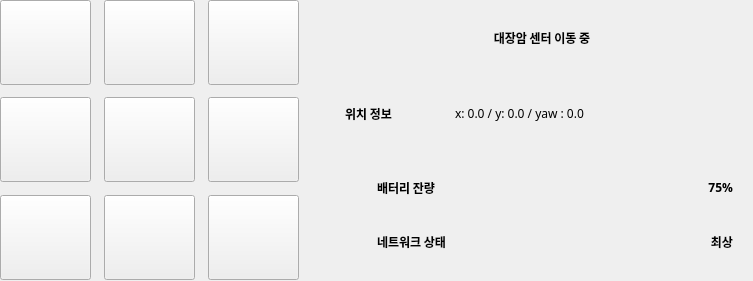
Before: the Qt Designer form rosQt/status2.ui in addinedu-ros-9th/ros-repo-4, drawn with Qt 5.
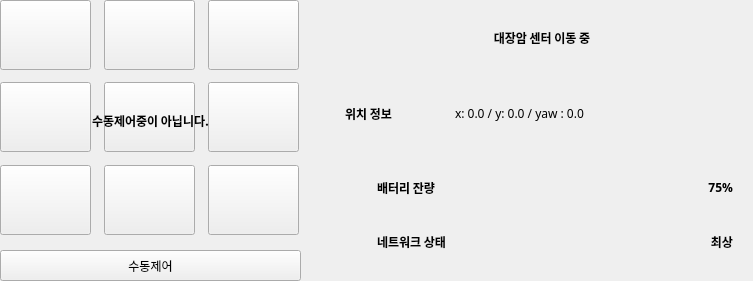
After: the same form once the commit is applied.

What changed in the file:
```diff
--- a/rosQt/status2.ui
+++ b/rosQt/status2.ui
@@ -483,7 +483,7 @@
      <x>0</x>
      <y>0</y>
      <width>91</width>
-     <height>85</height>
+     <height>70</height>
     </rect>
    </property>
    <property name="text">
@@ -496,7 +496,7 @@
      <x>104</x>
      <y>0</y>
      <width>91</width>
-     <height>85</height>
+     <height>70</height>
     </rect>
    </property>
    <property name="text">
@@ -509,7 +509,7 @@
      <x>208</x>
      <y>0</y>
      <width>91</width>
-     <height>85</height>
+     <height>70</height>
     </rect>
    </property>
    <property name="text">
@@ -520,9 +520,9 @@
    <property name="geometry">
     <rect>
      <x>0</x>
-     <y>97</y>
+     <y>82</y>
      <width>91</width>
-     <height>85</height>
+     <height>70</height>
     </rect>
    </property>
    <property name="text">
@@ -533,9 +533,9 @@
    <property name="geometry">
     <rect>
      <x>104</x>
-     <y>97</y>
+     <y>82</y>
      <width>91</width>
-     <height>85</height>
+     <height>70</height>
     </rect>
    </property>
    <property name="text">
@@ -546,9 +546,9 @@
    <property name="geometry">
     <rect>
      <x>208</x>
-     <y>97</y>
+     <y>82</y>
      <width>91</width>
-     <height>85</height>
+     <height>70</height>
     </rect>
    </property>
    <property name="text">
@@ -559,9 +559,9 @@
    <property name="geometry">
     <rect>
      <x>0</x>
-     <y>195</y>
+     <y>165</y>
      <width>91</width>
-     <height>85</height>
+     <height>70</height>
     </rect>
    </property>
    <property name="text">
@@ -572,9 +572,9 @@
    <property name="geometry">
     <rect>
      <x>104</x>
-     <y>195</y>
+     <y>165</y>
      <width>91</width>
-     <height>85</height>
+     <height>70</height>
     </rect>
    </property>
    <property name="text">
@@ -585,9 +585,9 @@
    <property name="geometry">
     <rect>
      <x>208</x>
-     <y>195</y>
+     <y>165</y>
      <width>91</width>
-     <height>85</height>
+     <height>70</height>
     </rect>
    </property>
    <property name="text">
@@ -711,6 +711,42 @@
     <string/>
    </property>
   </widget>
+  <widget class="QPushButton" name="teleopBtn">
+   <property name="geometry">
+    <rect>
+     <x>0</x>
+     <y>250</y>
+     <width>301</width>
+     <height>31</height>
+    </rect>
+   </property>
+   <property name="text">
+    <string>수동제어</string>
+   </property>
+  </widget>
+  <widget class="QLabel" name="teleop_status">
+   <property name="geometry">
+    <rect>
+     <x>0</x>
+     <y>0</y>
+     <width>301</width>
+     <height>241</height>
+    </rect>
+   </property>
+   <property name="font">
+    <font>
+     <family>Inter 18pt</family>
+     <weight>75</weight>
+     <bold>true</bold>
+    </font>
+   </property>
+   <property name="text">
+    <string>수동제어중이 아닙니다.</string>
+   </property>
+   <property name="alignment">
+    <set>Qt::AlignCenter</set>
+   </property>
+  </widget>
   <zorder>move_bg</zorder>
   <zorder>move_first</zorder>
   <zorder>point1</zorder>
@@ -757,6 +793,8 @@
   <zorder>arrowBtn7</zorder>
   <zorder>arrowBtn8</zorder>
   <zorder>arrowBtn9</zorder>
+  <zorder>teleopBtn</zorder>
+  <zorder>teleop_status</zorder>
  </widget>
  <resources/>
  <connections/>
```
